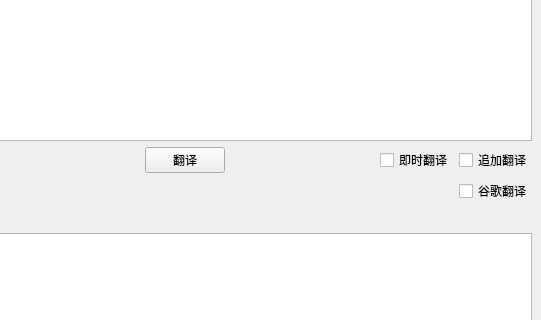
The window that src/ui/translate.ui (KaleW515/fast-translate) describes before a commit, drawn with Qt 5; both pictures show x 92 to 633 and y 83 to 403 of the 633 by 767 pixel window.
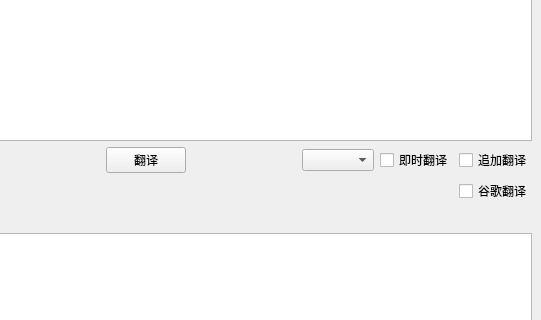
The same window after the commit. Icons and pictures are not drawn.

Commit message: feat: add a new instant translate mechanism

What changed in the file:
```diff
--- a/src/ui/translate.ui
+++ b/src/ui/translate.ui
@@ -75,6 +75,9 @@
           </property>
          </spacer>
         </item>
+        <item>
+         <widget class="QComboBox" name="instantTranslateMode"/>
+        </item>
         <item>
          <widget class="QCheckBox" name="translateNowBox">
           <property name="text">
```
The commit also changes 3 other files.
